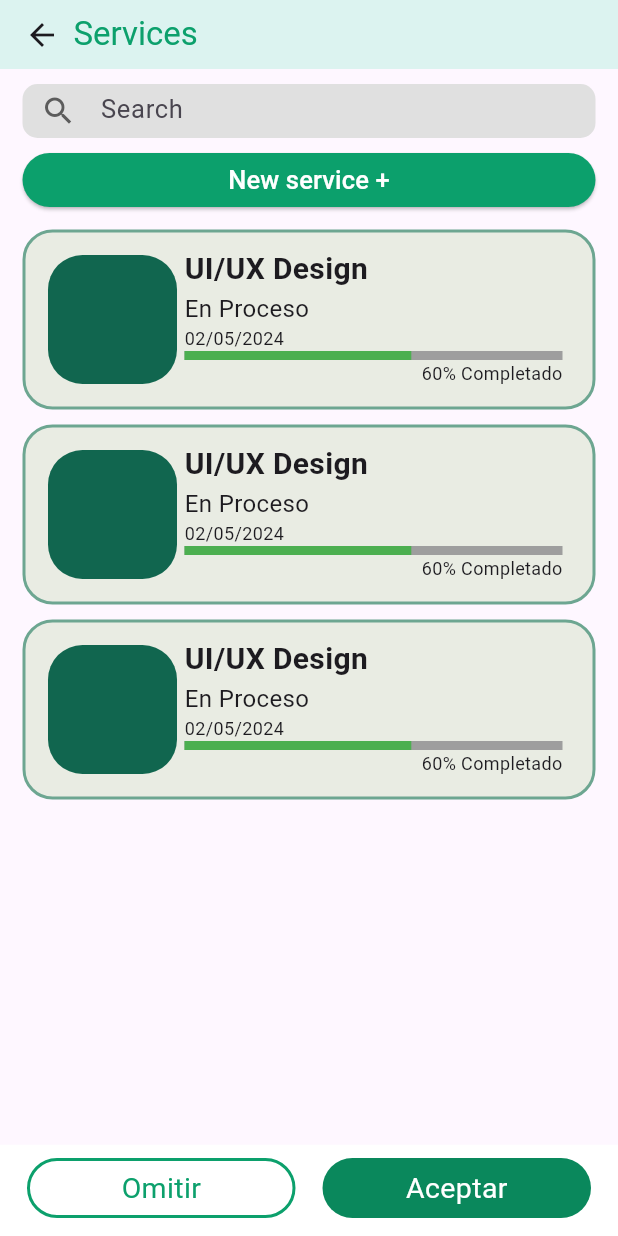
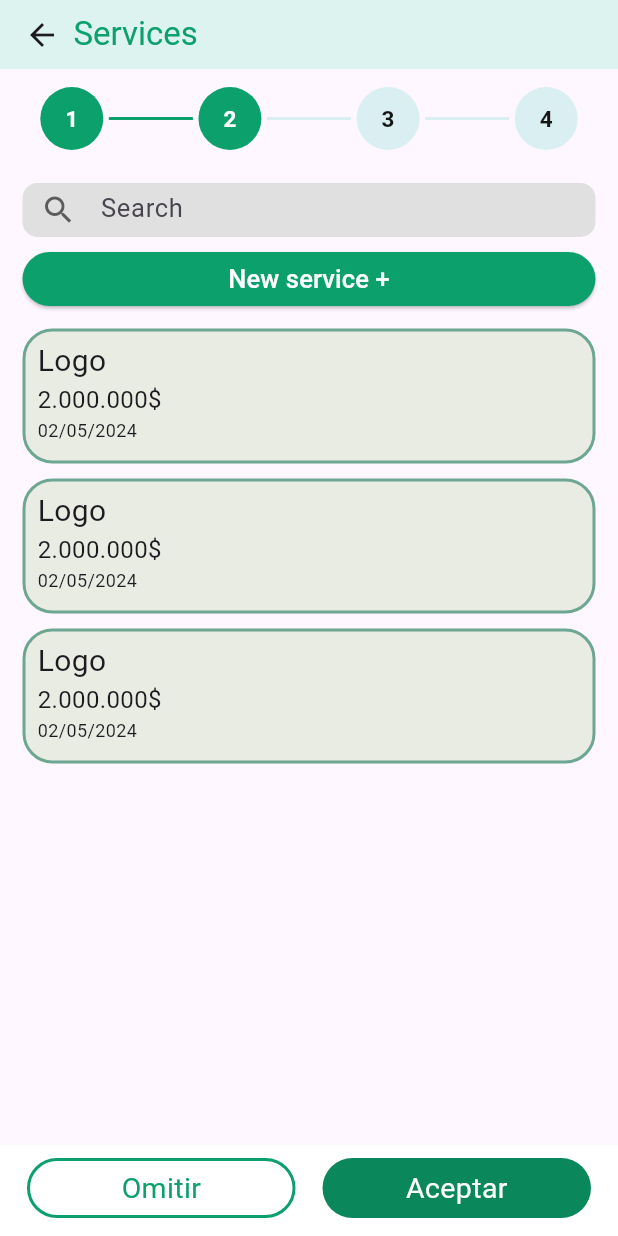
Before and after one commit to salo368/Mobile-Project-Final, a Flutter app: the ServicePage screen opened by its route, on a phone screen of 412 x 824 dp. Run offline on Flutter 3.47's test engine with Material 3 defaults, Android fonts, the phone set to English and light mode, and no system bars; our stand-ins replace get.

Commit message:
service update

```diff
--- a/lib/ui/projects/service_page.dart
+++ b/lib/ui/projects/service_page.dart
@@ -1,7 +1,8 @@
 import 'package:flutter/material.dart';
 import 'package:get/get.dart';
-import 'projects_resume.dart';
+import 'services_resume.dart';
 import 'project_next_bar.dart';
+import 'project_stages_widget.dart';
 
 class ServicePage extends StatefulWidget {
   const ServicePage({Key? key}) : super(key: key);
@@ -38,6 +39,7 @@ class _ServicePageState extends State<ServicePage> {
         child: Column(
           crossAxisAlignment: CrossAxisAlignment.start,
           children: <Widget>[
+            const StagesWidget(stage: 2),
             Padding(
               padding: const EdgeInsets.only(top: 10, bottom: 10, left: 15.0, right: 15.0),
               child: SizedBox(
@@ -93,7 +95,7 @@ class _ServicePageState extends State<ServicePage> {
                 child: ListView(
                   children: <Widget>[
                     for (int i = 0; i < 3; i++)
-                      const ProjectResume(),
+                      const ServiceResume(),
                   ],
                 ),
               ),
--- /dev/null
+++ b/lib/ui/projects/services_resume.dart
@@ -0,0 +1,64 @@
+import 'package:flutter/material.dart';
+
+class ServiceResume extends StatefulWidget {
+  const ServiceResume({Key? key}) : super(key: key);
+
+  @override
+  State<ServiceResume> createState() => _ServiceResumeState();
+}
+
+class _ServiceResumeState extends State<ServiceResume> {
+  @override
+  Widget build(BuildContext context) {
+    return Padding(
+      padding: const EdgeInsets.symmetric(vertical: 5), // Padding vertical de 10px
+      child: Container(
+        height: 90,
+        decoration: BoxDecoration(
+          borderRadius: BorderRadius.circular(20), // Bordes redondos
+          border: Border.all(width: 2, color: const Color.fromARGB(255, 109, 166, 145)), // Borde de 2px
+          color: const Color.fromARGB(255, 233, 236, 227),
+        ),
+        child: const Row(
+          children: [
+           Expanded(
+              child: Padding(
+                padding: EdgeInsets.fromLTRB(8, 5, 20, 8),
+                child: Column(
+                  mainAxisAlignment: MainAxisAlignment.start,
+                  crossAxisAlignment: CrossAxisAlignment.start,
+                  children: [
+                    Text(
+                      "Logo",
+                      style: TextStyle(
+                        fontFamily: 'Roboto',
+                        fontSize: 20,
+                        fontWeight: FontWeight.normal,
+                      ),
+                    ),
+                    Text(
+                      "2.000.000\$",
+                      style: TextStyle(
+                        fontFamily: 'Roboto',
+                        fontSize: 16,
+                        fontWeight: FontWeight.normal,
+                      ),
+                    ),
+                    Text(
+                      "02/05/2024",
+                      style: TextStyle(
+                        fontFamily: 'Roboto',
+                        fontSize: 12,
+                        fontWeight: FontWeight.normal,
+                      ),
+                    ),
+                  ],
+                ),
+              ),
+            ),
+          ],
+        ),
+      ),
+    );
+  }
+}
```
